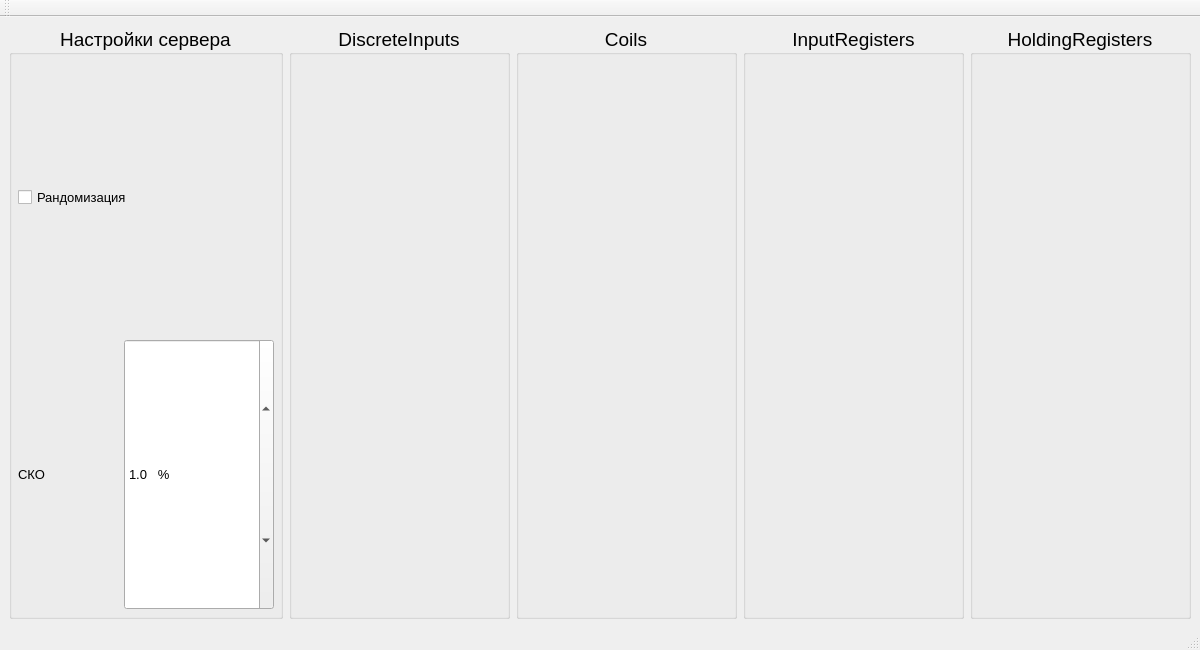
This is uis/mainwindow.ui in dimgrig/MODBUS-SERVER as Qt 5 draws it before an edit. The edited form follows.
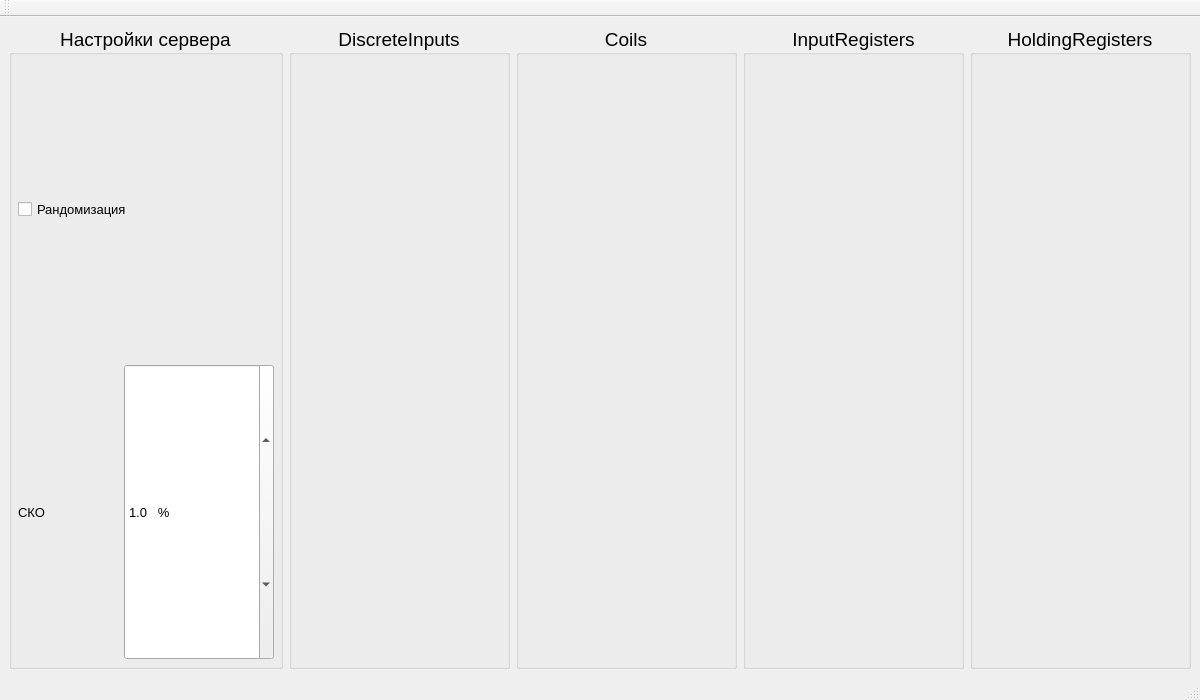
This is the edited form.

Commit message: refactor modbus format

Patch:
```diff
--- a/uis/mainwindow.ui
+++ b/uis/mainwindow.ui
@@ -7,7 +7,7 @@
     <x>0</x>
     <y>0</y>
     <width>1200</width>
-    <height>650</height>
+    <height>700</height>
    </rect>
   </property>
   <property name="sizePolicy">
@@ -19,7 +19,7 @@
   <property name="minimumSize">
    <size>
     <width>1200</width>
-    <height>650</height>
+    <height>700</height>
    </size>
   </property>
   <property name="windowTitle">
```
The commit also changes 2 other files.
